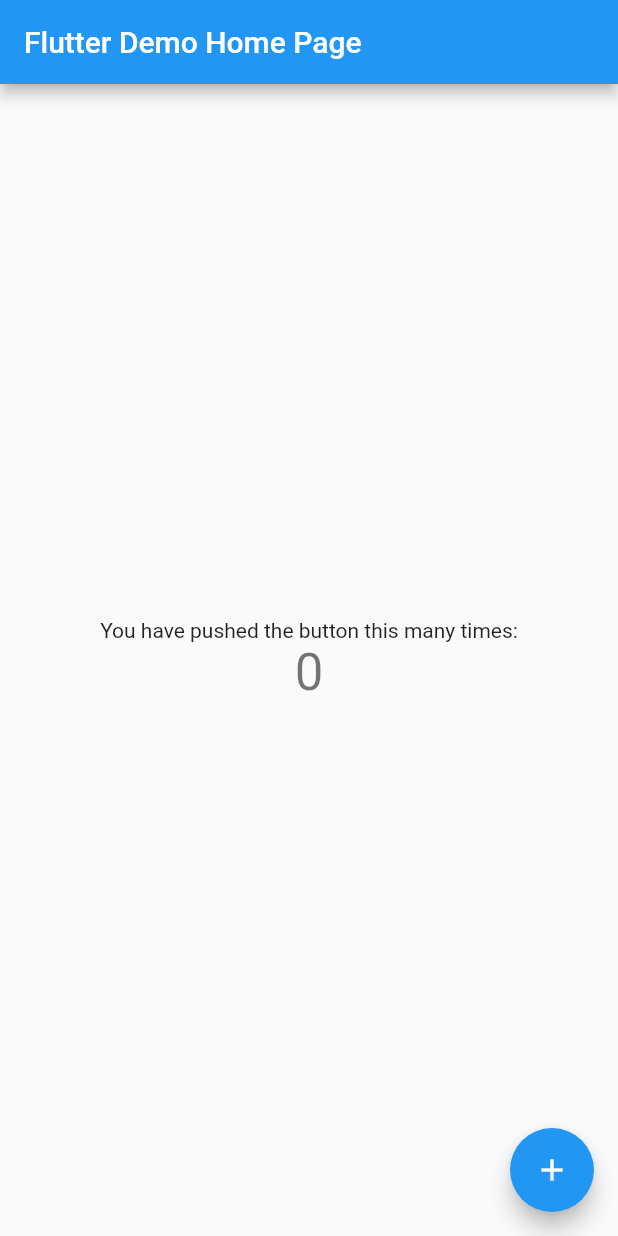
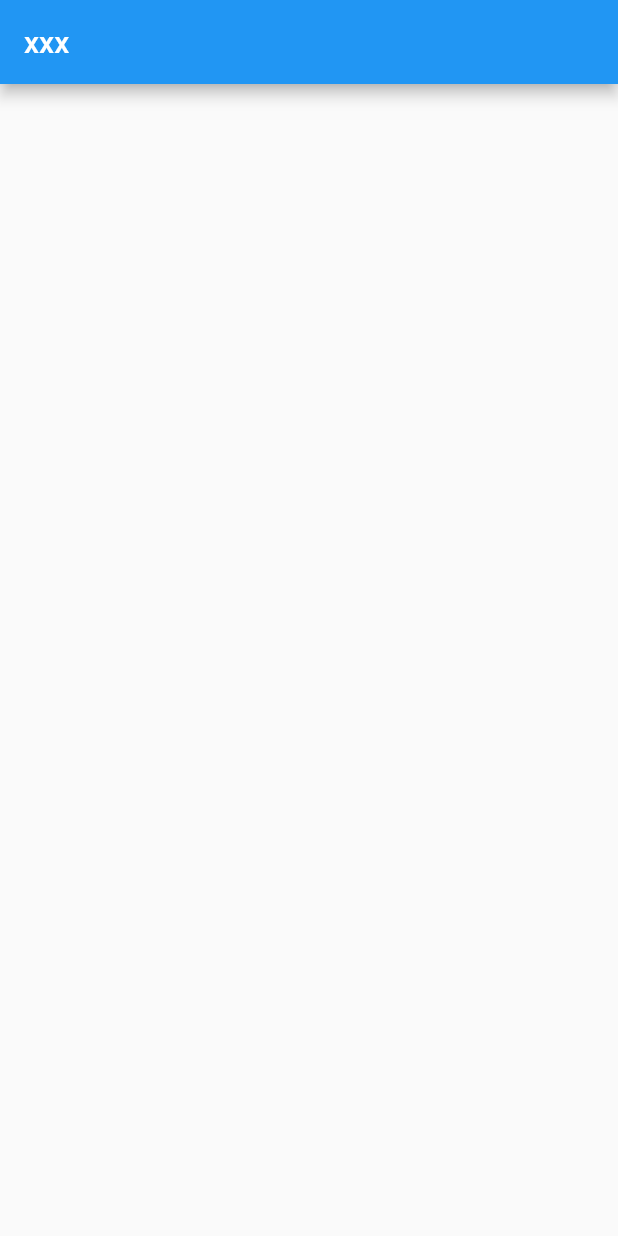
Before and after one commit to caneto/Criando-uma-Ui-Loja-de-Plantas, a Flutter app: the screen it shows after launch, on a phone screen of 412 x 824 dp. Run offline on Flutter 3.47's test engine with Material 2 defaults, Android fonts, the phone set to English and light mode, and no system bars.

Commit message:
Atualização

```diff
--- a/lib/main.dart
+++ b/lib/main.dart
@@ -7,109 +7,35 @@ void main() {
 class MyApp extends StatelessWidget {
   const MyApp({super.key});
 
-  // This widget is the root of your application.
   @override
   Widget build(BuildContext context) {
     return MaterialApp(
       title: 'Flutter Demo',
       theme: ThemeData(
-        // This is the theme of your application.
-        //
-        // Try running your application with "flutter run". You'll see the
-        // application has a blue toolbar. Then, without quitting the app, try
-        // changing the primarySwatch below to Colors.green and then invoke
-        // "hot reload" (press "r" in the console where you ran "flutter run",
-        // or simply save your changes to "hot reload" in a Flutter IDE).
-        // Notice that the counter didn't reset back to zero; the application
-        // is not restarted.
         primarySwatch: Colors.blue,
       ),
-      home: const MyHomePage(title: 'Flutter Demo Home Page'),
+      home: const HomePage(),
     );
   }
 }
 
-class MyHomePage extends StatefulWidget {
-  const MyHomePage({super.key, required this.title});
-
-  // This widget is the home page of your application. It is stateful, meaning
-  // that it has a State object (defined below) that contains fields that affect
-  // how it looks.
-
-  // This class is the configuration for the state. It holds the values (in this
-  // case the title) provided by the parent (in this case the App widget) and
-  // used by the build method of the State. Fields in a Widget subclass are
-  // always marked "final".
-
-  final String title;
+class HomePage extends StatefulWidget {
+  const HomePage({super.key});
 
   @override
-  State<MyHomePage> createState() => _MyHomePageState();
+  State<HomePage> createState() => _HomePageState();
 }
 
-class _MyHomePageState extends State<MyHomePage> {
-  int _counter = 0;
-
-  void _incrementCounter() {
-    setState(() {
-      // This call to setState tells the Flutter framework that something has
-      // changed in this State, which causes it to rerun the build method below
-      // so that the display can reflect the updated values. If we changed
-      // _counter without calling setState(), then the build method would not be
-      // called again, and so nothing would appear to happen.
-      _counter++;
-    });
-  }
+class _HomePageState extends State<HomePage> {
 
   @override
   Widget build(BuildContext context) {
-    // This method is rerun every time setState is called, for instance as done
-    // by the _incrementCounter method above.
-    //
-    // The Flutter framework has been optimized to make rerunning build methods
-    // fast, so that you can just rebuild anything that needs updating rather
-    // than having to individually change instances of widgets.
     return Scaffold(
       appBar: AppBar(
-        // Here we take the value from the MyHomePage object that was created by
-        // the App.build method, and use it to set our appbar title.
-        title: Text(widget.title),
+        title: Text('xxx'),
       ),
       body: Center(
-        // Center is a layout widget. It takes a single child and positions it
-        // in the middle of the parent.
-        child: Column(
-          // Column is also a layout widget. It takes a list of children and
-          // arranges them vertically. By default, it sizes itself to fit its
-          // children horizontally, and tries to be as tall as its parent.
-          //
-          // Invoke "debug painting" (press "p" in the console, choose the
-          // "Toggle Debug Paint" action from the Flutter Inspector in Android
-          // Studio, or the "Toggle Debug Paint" command in Visual Studio Code)
-          // to see the wireframe for each widget.
-          //
-          // Column has various properties to control how it sizes itself and
-          // how it positions its children. Here we use mainAxisAlignment to
-          // center the children vertically; the main axis here is the vertical
-          // axis because Columns are vertical (the cross axis would be
-          // horizontal).
-          mainAxisAlignment: MainAxisAlignment.center,
-          children: <Widget>[
-            const Text(
-              'You have pushed the button this many times:',
-            ),
-            Text(
-              '$_counter',
-              style: Theme.of(context).textTheme.headline4,
-            ),
-          ],
-        ),
       ),
-      floatingActionButton: FloatingActionButton(
-        onPressed: _incrementCounter,
-        tooltip: 'Increment',
-        child: const Icon(Icons.add),
-      ), // This trailing comma makes auto-formatting nicer for build methods.
     );
   }
 }
```
